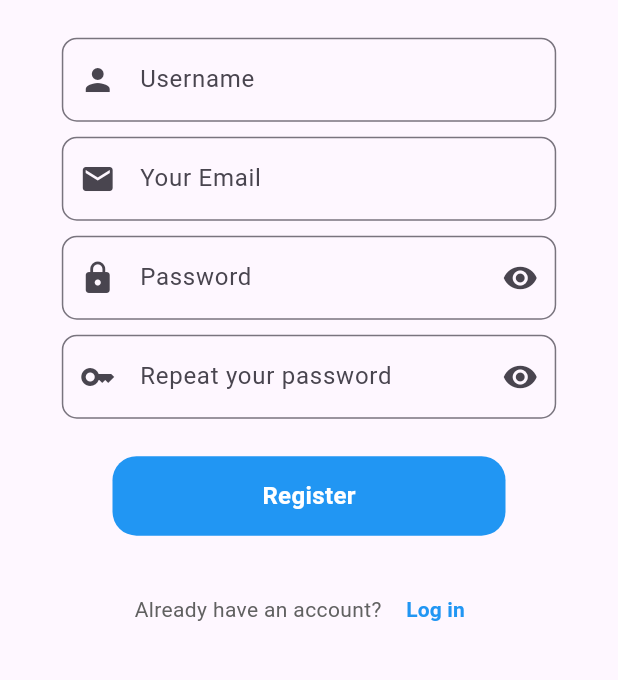
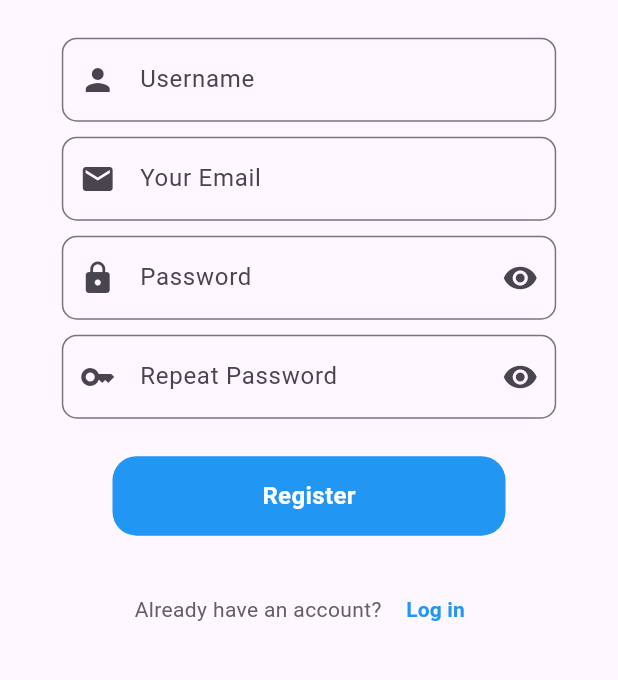
Before and after one commit to yse33/Footrade_Mobile, a Flutter app: the screen it shows after launch, after a tap on "Login", after a tap on "Register now", on a phone screen of 412 x 824 dp, the part 247-927 px from its top. Run offline on Flutter 3.47's test engine with Material 3 defaults, Android fonts, the phone set to English and light mode, and no system bars; our stand-ins replace awesome_snackbar_content, flutter_dotenv, flutter_secure_storage.

Commit message:
Added constant strings that each View and View-Model will use.

```diff
--- /dev/null
+++ b/lib/constants/app_strings.dart
@@ -0,0 +1,18 @@
+class AppStrings {
+  static const String usernameLabel = 'Username';
+  static const String emailLabel = 'Your Email';
+  static const String passwordLabel = 'Password';
+  static const String passwordRepeatLabel = 'Repeat Password';
+  static const String registerButton = 'Register';
+  static const String loginButton = 'Login';
+  static const String promptRegister = 'Don\'t have an account?';
+  static const String promptLogin = 'Already have an account?';
+  static const String registerText = 'Register now';
+  static const String loginText = 'Log in';
+  static const String forgotPassword = 'Forgot password?';
+  static const String usernameEmpty = 'Please enter your username';
+  static const String emailEmpty = 'Please enter your email';
+  static const String passwordEmpty = 'Please enter your password';
+  static const String passwordRepeatEmpty = 'Please repeat your password';
+  static const String passwordMismatch = 'Passwords do not match';
+}
--- a/lib/view_models/login_view_model.dart
+++ b/lib/view_models/login_view_model.dart
@@ -4,6 +4,7 @@ import '../components/custom_error_snackbar.dart';
 import '../models/user_model.dart';
 import '../services/api_service.dart';
 import '../services/storage_service.dart';
+import '../constants/app_strings.dart';
 
 class LoginViewModel extends ChangeNotifier {
   final ApiService apiService = ApiService();
@@ -71,14 +72,14 @@ class LoginViewModel extends ChangeNotifier {
 
   String? validateUsername(String? value) {
     if (value == null || value.isEmpty) {
-      return 'Please enter your username';
+      return AppStrings.usernameEmpty;
     }
     return null;
   }
 
   String? validatePassword(String? value) {
     if (value == null || value.isEmpty) {
-      return 'Please enter your password';
+      return AppStrings.passwordEmpty;
     }
     return null;
   }
--- a/lib/view_models/register_view_model.dart
+++ b/lib/view_models/register_view_model.dart
@@ -4,6 +4,7 @@ import '../components/custom_error_snackbar.dart';
 import '../models/user_model.dart';
 import '../services/api_service.dart';
 import '../services/storage_service.dart';
+import '../constants/app_strings.dart';
 
 class RegisterViewModel extends ChangeNotifier {
   final ApiService apiService = ApiService();
@@ -81,31 +82,31 @@ class RegisterViewModel extends ChangeNotifier {
 
   String? validateUsername(String? value) {
     if (value == null || value.isEmpty) {
-      return 'Please enter your username';
+      return AppStrings.usernameEmpty;
     }
     return null;
   }
 
   String? validateEmail(String? value) {
     if (value == null || value.isEmpty) {
-      return 'Please enter your email';
+      return AppStrings.emailEmpty;
     }
     return null;
   }
 
   String? validatePassword(String? value) {
     if (value == null || value.isEmpty) {
-      return 'Please enter your password';
+      return AppStrings.passwordEmpty;
     }
     return null;
   }
 
   String? validateConfirmPassword(String? value) {
     if (value == null || value.isEmpty) {
-      return 'Please confirm your password';
+      return AppStrings.passwordRepeatEmpty;
     }
     if (value != passwordController.text) {
-      return 'Passwords do not match';
+      return AppStrings.passwordMismatch;
     }
     return null;
   }
--- a/lib/views/login_view.dart
+++ b/lib/views/login_view.dart
@@ -3,6 +3,7 @@ import 'package:provider/provider.dart';
 
 import '../view_models/login_view_model.dart';
 import '../components/custom_button.dart';
+import '../constants/app_strings.dart';
 
 class LoginView extends StatelessWidget {
   LoginView({super.key});
@@ -45,7 +46,7 @@ class LoginView extends StatelessWidget {
                             child: TextFormField(
                               controller: viewModel.usernameController,
                               decoration: InputDecoration(
-                                labelText: 'Username',
+                                labelText: AppStrings.usernameLabel,
                                 prefixIcon: const Icon(Icons.person),
                                 border: OutlineInputBorder(
                                   borderRadius: BorderRadius.circular(10),
@@ -62,7 +63,7 @@ class LoginView extends StatelessWidget {
                             child: TextFormField(
                               controller: viewModel.passwordController,
                               decoration: InputDecoration(
-                                labelText: 'Password',
+                                labelText: AppStrings.passwordLabel,
                                 prefixIcon: const Icon(Icons.lock),
                                 suffixIcon: IconButton(
                                   icon: Icon(
@@ -90,7 +91,7 @@ class LoginView extends StatelessWidget {
                               // TODO: Implement forgot password
                             },
                             child: Text(
-                              'Forgot password?',
+                              AppStrings.forgotPassword,
                               style: TextStyle(
                                 color: Colors.grey[700],
                               ),
@@ -100,7 +101,7 @@ class LoginView extends StatelessWidget {
                           const SizedBox(height: 25),
 
                           CustomButton(
-                            text: 'Login',
+                            text: AppStrings.loginButton,
                             onPressed: () {
                               if (_formKey.currentState!.validate()) {
                                 showDialog(
@@ -123,7 +124,7 @@ class LoginView extends StatelessWidget {
                             mainAxisAlignment: MainAxisAlignment.center,
                             children: [
                               Text(
-                                'Don\'t have an account?',
+                                AppStrings.promptRegister,
                                 style: TextStyle(color: Colors.grey[700]),
                               ),
 
@@ -134,7 +135,7 @@ class LoginView extends StatelessWidget {
                                   viewModel.registerNavigation();
                                 },
                                 child: const Text(
-                                  'Register now',
+                                  AppStrings.registerText,
                                   style: TextStyle(
                                     color: Colors.blue,
                                     fontWeight: FontWeight.bold,
--- a/lib/views/register_view.dart
+++ b/lib/views/register_view.dart
@@ -3,6 +3,7 @@ import 'package:provider/provider.dart';
 
 import '../view_models/register_view_model.dart';
 import '../components/custom_button.dart';
+import '../constants/app_strings.dart';
 
 class RegisterView extends StatelessWidget {
   RegisterView({super.key});
@@ -45,7 +46,7 @@ class RegisterView extends StatelessWidget {
                           child: TextFormField(
                             controller: viewModel.usernameController,
                             decoration: InputDecoration(
-                              labelText: 'Username',
+                              labelText: AppStrings.usernameLabel,
                               prefixIcon: const Icon(Icons.person),
                               border: OutlineInputBorder(
                                 borderRadius: BorderRadius.circular(10),
@@ -62,7 +63,7 @@ class RegisterView extends StatelessWidget {
                           child: TextFormField(
                             controller: viewModel.emailController,
                             decoration: InputDecoration(
-                              labelText: 'Your Email',
+                              labelText: AppStrings.emailLabel,
                               prefixIcon: const Icon(Icons.email),
                               border: OutlineInputBorder(
                                 borderRadius: BorderRadius.circular(10),
@@ -79,7 +80,7 @@ class RegisterView extends StatelessWidget {
                           child: TextFormField(
                             controller: viewModel.passwordController,
                             decoration: InputDecoration(
-                              labelText: 'Password',
+                              labelText: AppStrings.passwordLabel,
                               prefixIcon: const Icon(Icons.lock),
                               suffixIcon: IconButton(
                                 icon: Icon(
@@ -107,7 +108,7 @@ class RegisterView extends StatelessWidget {
                           child: TextFormField(
                             controller: viewModel.confirmPasswordController,
                             decoration: InputDecoration(
-                              labelText: 'Repeat your password',
+                              labelText: AppStrings.passwordRepeatLabel,
                               prefixIcon: const Icon(Icons.key),
                               suffixIcon: IconButton(
                                 icon: Icon(
@@ -131,7 +132,7 @@ class RegisterView extends StatelessWidget {
                         const SizedBox(height: 25),
 
                         CustomButton(
-                          text: 'Register',
+                          text: AppStrings.registerButton,
                           onPressed: () {
                             if (_formKey.currentState!.validate()) {
                               showDialog(
@@ -154,7 +155,7 @@ class RegisterView extends StatelessWidget {
                           mainAxisAlignment: MainAxisAlignment.center,
                           children: [
                             Text(
-                              'Already have an account?',
+                              AppStrings.promptLogin,
                               style: TextStyle(color: Colors.grey[700]),
                             ),
 
@@ -165,7 +166,7 @@ class RegisterView extends StatelessWidget {
                                 viewModel.loginNavigation();
                               },
                               child: const Text(
-                                'Log in',
+                                AppStrings.loginText,
                                 style: TextStyle(
                                   color: Colors.blue,
                                   fontWeight: FontWeight.bold,
```
